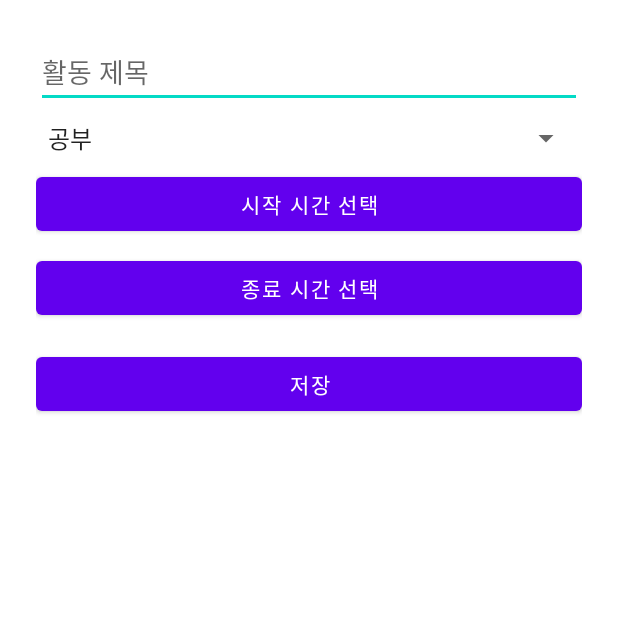
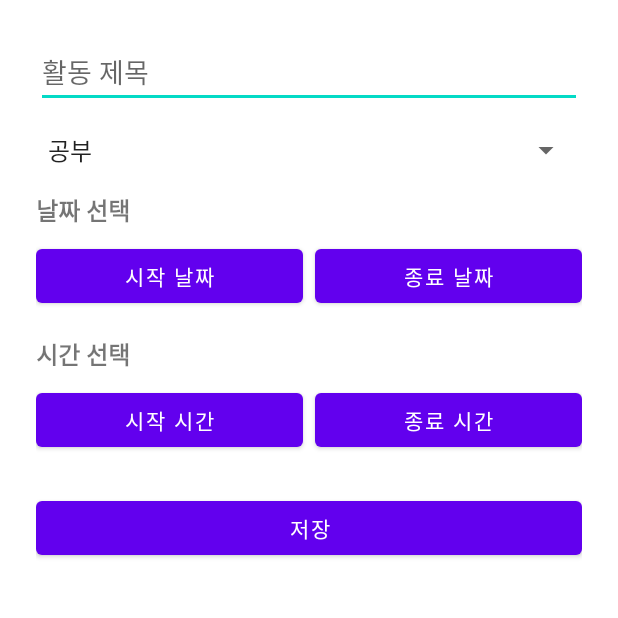
Before and after one commit to dhcomp/Dscheduler, an Android app built with Jetpack Compose: the RecordActivity screen opened directly, with no data from a screen before it, on a phone screen of 412 x 824 dp, the top half of it. Run offline under Robolectric (Android 15) with nearby library versions, the phone set to English and light mode, and no system bars.

Commit message:
통계 기능 추가 && 일정 추가 UI 개선

```diff
--- a/app/src/main/AndroidManifest.xml
+++ b/app/src/main/AndroidManifest.xml
@@ -29,6 +29,12 @@
             android:name=".ui.record.RecordActivity"
             android:exported="false"
             android:theme="@style/Theme.MaterialComponents.DayNight.NoActionBar" /> <!-- ✅ 수정됨 -->
+
+        <!-- 통계 화면 -->
+        <activity
+            android:name=".ui.record.StatsActivity"
+            android:exported="false"
+            android:theme="@style/Theme.MaterialComponents.DayNight.NoActionBar" />
     </application>
 
 </manifest>
--- a/app/src/main/java/com/example/dscheduler/ui/record/MainActivity.kt
+++ b/app/src/main/java/com/example/dscheduler/ui/record/MainActivity.kt
@@ -78,6 +78,11 @@ class MainActivity : AppCompatActivity() {
             val intent = Intent(this, RecordActivity::class.java)
             recordLauncher.launch(intent)
         }
+
+        findViewById<Button>(R.id.btnStats).setOnClickListener {
+            val intent = Intent(this, StatsActivity::class.java)
+            startActivity(intent)
+        }
     }
 
     private fun updateMonthTitle(yearMonth: YearMonth) {
--- a/app/src/main/res/layout/activity_record.xml
+++ b/app/src/main/res/layout/activity_record.xml
@@ -4,6 +4,7 @@
     android:padding="24dp"
     android:layout_width="match_parent"
     android:layout_height="match_parent">
+
     <EditText
         android:id="@+id/editTitle"
         android:hint="활동 제목"
@@ -14,27 +15,79 @@
         android:id="@+id/spinnerGenre"
         android:layout_width="match_parent"
         android:layout_height="wrap_content"
-        android:layout_marginTop="8dp"/>
+        android:layout_marginTop="16dp"/>
 
-    <Button
-        android:id="@+id/btnStartTime"
-        android:text="시작 시간 선택"
+    <!-- 날짜 선택 섹션 -->
+    <TextView
         android:layout_width="match_parent"
         android:layout_height="wrap_content"
-        android:layout_marginTop="8dp"/>
+        android:text="날짜 선택"
+        android:textSize="16sp"
+        android:textStyle="bold"
+        android:layout_marginTop="16dp"
+        android:layout_marginBottom="8dp"/>
 
-    <Button
-        android:id="@+id/btnEndTime"
-        android:text="종료 시간 선택"
+    <LinearLayout
         android:layout_width="match_parent"
         android:layout_height="wrap_content"
-        android:layout_marginTop="8dp"/>
+        android:orientation="horizontal">
+
+        <Button
+            android:id="@+id/btnStartDate"
+            android:text="시작 날짜"
+            android:layout_width="0dp"
+            android:layout_height="wrap_content"
+            android:layout_weight="1"
+            android:layout_marginEnd="4dp"/>
+
+        <Button
+            android:id="@+id/btnEndDate"
+            android:text="종료 날짜"
+            android:layout_width="0dp"
+            android:layout_height="wrap_content"
+            android:layout_weight="1"
+            android:layout_marginStart="4dp"/>
+
+    </LinearLayout>
+
+    <!-- 시간 선택 섹션 -->
+    <TextView
+        android:layout_width="match_parent"
+        android:layout_height="wrap_content"
+        android:text="시간 선택"
+        android:textSize="16sp"
+        android:textStyle="bold"
+        android:layout_marginTop="16dp"
+        android:layout_marginBottom="8dp"/>
+
+    <LinearLayout
+        android:layout_width="match_parent"
+        android:layout_height="wrap_content"
+        android:orientation="horizontal">
+
+        <Button
+            android:id="@+id/btnStartTime"
+            android:text="시작 시간"
+            android:layout_width="0dp"
+            android:layout_height="wrap_content"
+            android:layout_weight="1"
+            android:layout_marginEnd="4dp"/>
+
+        <Button
+            android:id="@+id/btnEndTime"
+            android:text="종료 시간"
+            android:layout_width="0dp"
+            android:layout_height="wrap_content"
+            android:layout_weight="1"
+            android:layout_marginStart="4dp"/>
+
+    </LinearLayout>
 
     <Button
         android:id="@+id/btnSave"
         android:text="저장"
         android:layout_width="match_parent"
         android:layout_height="wrap_content"
-        android:layout_marginTop="16dp"/>
+        android:layout_marginTop="24dp"/>
 
 </LinearLayout>
--- a/app/src/main/res/values/strings.xml
+++ b/app/src/main/res/values/strings.xml
@@ -8,4 +8,10 @@
         <item>휴식</item>
         <item>기타</item>
     </string-array>
+
+    <string-array name="periods">
+        <item>이번 주</item>
+        <item>이번 달</item>
+        <item>이번 년</item>
+    </string-array>
 </resources>
```
Also changed, not shown: app/src/main/java/com/example/dscheduler/data/ActivityRecordDao.kt (+35 -0 lines), app/src/main/java/com/example/dscheduler/ui/record/RecordActivity.kt (+65 -38 lines), app/src/main/java/com/example/dscheduler/ui/record/StatsActivity.kt (added, +116 -0 lines), app/src/main/java/com/example/dscheduler/ui/record/StatsAdapter.kt (added, +62 -0 lines), app/src/main/res/layout/activity_main.xml (+22 -5 lines), app/src/main/res/layout/activity_stats.xml (added, +59 -0 lines), app/src/main/res/layout/item_stats.xml (added, +73 -0 lines), 3 other files.
